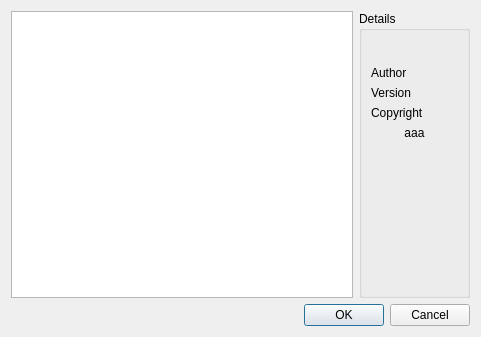
First picture: the form in src/gui/formnewproject.ui, repository BuildmLearn/BuildmLearn-Toolkit, before the edit.
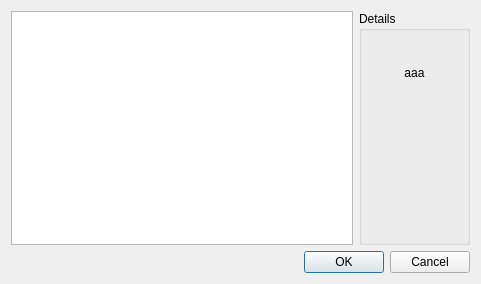
Second picture: the form after the edit.

Diff of the .ui file:
```diff
--- a/src/gui/formnewproject.ui
+++ b/src/gui/formnewproject.ui
@@ -7,7 +7,7 @@
     <x>0</x>
     <y>0</y>
     <width>481</width>
-    <height>337</height>
+    <height>284</height>
    </rect>
   </property>
   <property name="windowTitle">
@@ -23,49 +23,20 @@
       <string>Details</string>
      </property>
      <layout class="QGridLayout" name="gridLayout">
-      <item row="1" column="0">
-       <widget class="QLabel" name="label">
-        <property name="text">
-         <string>Author</string>
+      <item row="2" column="0" colspan="2">
+       <spacer name="verticalSpacer">
+        <property name="orientation">
+         <enum>Qt::Vertical</enum>
         </property>
-       </widget>
-      </item>
-      <item row="1" column="1">
-       <widget class="QLabel" name="m_lblAuthor">
-        <property name="text">
-         <string/>
+        <property name="sizeHint" stdset="0">
+         <size>
+          <width>20</width>
+          <height>10</height>
+         </size>
         </property>
-       </widget>
+       </spacer>
       </item>
-      <item row="2" column="0">
-       <widget class="QLabel" name="label_2">
-        <property name="text">
-         <string>Version</string>
-        </property>
-       </widget>
-      </item>
-      <item row="2" column="1">
-       <widget class="QLabel" name="m_lblVersion">
-        <property name="text">
-         <string/>
-        </property>
-       </widget>
-      </item>
-      <item row="3" column="0">
-       <widget class="QLabel" name="label_3">
-        <property name="text">
-         <string>Copyright</string>
-        </property>
-       </widget>
-      </item>
-      <item row="3" column="1">
-       <widget class="QLabel" name="m_lblCopyright">
-        <property name="text">
-         <string/>
-        </property>
-       </widget>
-      </item>
-      <item row="4" column="0" colspan="2">
+      <item row="1" column="0" colspan="2">
        <widget class="QLabel" name="m_lblDescription">
         <property name="text">
          <string>aaa</string>
@@ -118,19 +89,6 @@
         </item>
        </layout>
       </item>
-      <item row="5" column="0" colspan="2">
-       <spacer name="verticalSpacer">
-        <property name="orientation">
-         <enum>Qt::Vertical</enum>
-        </property>
-        <property name="sizeHint" stdset="0">
-         <size>
-          <width>20</width>
-          <height>10</height>
-         </size>
-        </property>
-       </spacer>
-      </item>
      </layout>
     </widget>
    </item>
```
